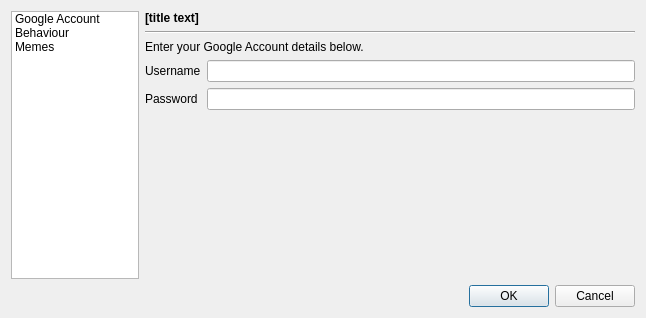
Qt form src/configuredialog.ui (hatstand/O-sRSSly) before a commit.
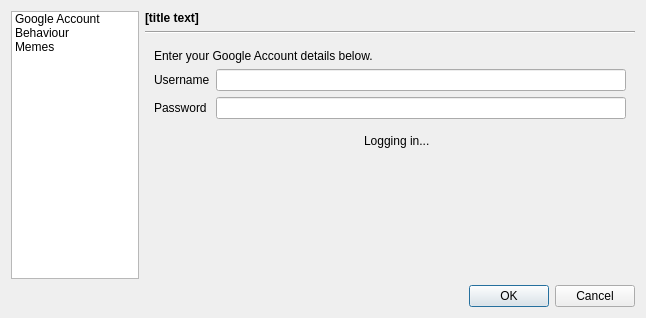
The same form after that commit. The open tabs and pages were chosen to show the change. Icons and pictures are not drawn.

What changed in the file:
```diff
--- a/src/configuredialog.ui
+++ b/src/configuredialog.ui
@@ -105,19 +105,8 @@
        <property name="currentIndex" >
         <number>1</number>
        </property>
-       <widget class="QWidget" name="page" >
-        <property name="geometry" >
-         <rect>
-          <x>0</x>
-          <y>0</y>
-          <width>492</width>
-          <height>227</height>
-         </rect>
-        </property>
-        <layout class="QVBoxLayout" name="verticalLayout" >
-         <property name="margin" >
-          <number>0</number>
-         </property>
+       <widget class="QWidget" name="page">
+        <layout class="QVBoxLayout" name="verticalLayout">
          <item>
           <widget class="QLabel" name="label_4" >
            <property name="text" >
@@ -160,8 +149,58 @@
           </layout>
          </item>
          <item>
-          <spacer name="verticalSpacer" >
-           <property name="orientation" >
+          <layout class="QHBoxLayout" name="horizontalLayout_3">
+           <item>
+            <spacer name="horizontalSpacer_2">
+             <property name="orientation">
+              <enum>Qt::Horizontal</enum>
+             </property>
+             <property name="sizeHint" stdset="0">
+              <size>
+               <width>40</width>
+               <height>20</height>
+              </size>
+             </property>
+            </spacer>
+           </item>
+           <item>
+            <widget class="QWidget" name="login_status_" native="true">
+             <layout class="QHBoxLayout" name="horizontalLayout_2">
+              <item>
+               <widget class="QLabel" name="login_status_image_">
+                <property name="text">
+                 <string/>
+                </property>
+               </widget>
+              </item>
+              <item>
+               <widget class="QLabel" name="login_status_label_">
+                <property name="text">
+                 <string>Logging in...</string>
+                </property>
+               </widget>
+              </item>
+             </layout>
+            </widget>
+           </item>
+           <item>
+            <spacer name="horizontalSpacer_3">
+             <property name="orientation">
+              <enum>Qt::Horizontal</enum>
+             </property>
+             <property name="sizeHint" stdset="0">
+              <size>
+               <width>40</width>
+               <height>20</height>
+              </size>
+             </property>
+            </spacer>
+           </item>
+          </layout>
+         </item>
+         <item>
+          <spacer name="verticalSpacer">
+           <property name="orientation">
             <enum>Qt::Vertical</enum>
            </property>
            <property name="sizeHint" stdset="0" >
```
Left out of the diff: 229 changed lines with no effect on the pictures.
